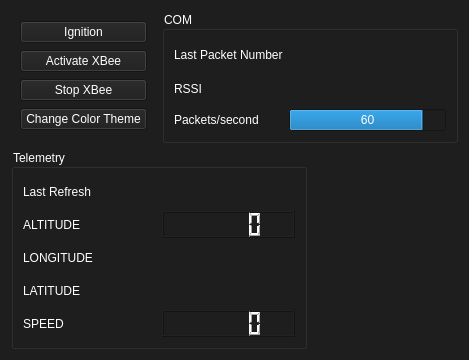
MorgesHAB/ERT2020GS, file UI/ui_file/press_alt.ui: the form before one commit.
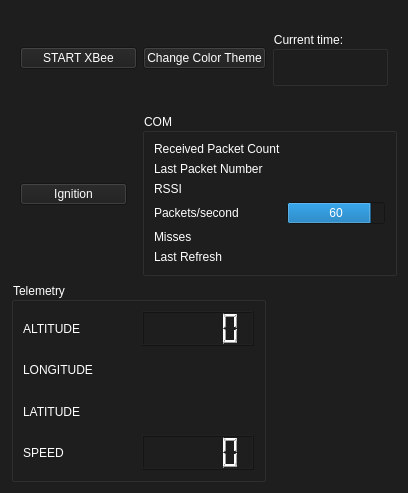
The form after the commit. Icons and pictures are not drawn.

```diff
--- a/UI/ui_file/press_alt.ui
+++ b/UI/ui_file/press_alt.ui
@@ -6,8 +6,8 @@
    <rect>
     <x>0</x>
     <y>0</y>
-    <width>469</width>
-    <height>360</height>
+    <width>408</width>
+    <height>493</height>
    </rect>
   </property>
   <property name="sizePolicy">
@@ -36,7 +36,7 @@
 color: rgb(255, 255, 255);</string>
   </property>
   <layout class="QGridLayout" name="gridLayout">
-   <item row="1" column="1" colspan="2">
+   <item row="2" column="0" colspan="2">
     <widget class="QGroupBox" name="telemetry_box">
      <property name="minimumSize">
       <size>
@@ -48,13 +48,6 @@
       <string>Telemetry</string>
      </property>
      <layout class="QGridLayout" name="gridLayout_3">
-      <item row="0" column="0">
-       <widget class="QLabel" name="last_refresh_label">
-        <property name="text">
-         <string>Last Refresh</string>
-        </property>
-       </widget>
-      </item>
       <item row="1" column="0">
        <widget class="QLabel" name="altitude_label">
         <property name="text">
@@ -92,13 +85,6 @@
         </property>
        </widget>
       </item>
-      <item row="0" column="1">
-       <widget class="QLabel" name="last_refresh_panel">
-        <property name="text">
-         <string/>
-        </property>
-       </widget>
-      </item>
       <item row="2" column="0">
        <widget class="QLabel" name="longitude_label">
         <property name="text">
@@ -123,31 +109,10 @@
      </layout>
     </widget>
    </item>
-   <item row="0" column="1">
+   <item row="1" column="0">
     <widget class="QWidget" name="button_widget" native="true">
      <layout class="QGridLayout" name="gridLayout_2">
       <item row="1" column="0">
-       <widget class="QPushButton" name="xbee_button">
-        <property name="text">
-         <string>Activate XBee</string>
-        </property>
-       </widget>
-      </item>
-      <item row="2" column="0">
-       <widget class="QPushButton" name="stop_xbee">
-        <property name="text">
-         <string>Stop XBee</string>
-        </property>
-       </widget>
-      </item>
-      <item row="3" column="0">
-       <widget class="QPushButton" name="change_theme">
-        <property name="text">
-         <string>Change Color Theme</string>
-        </property>
-       </widget>
-      </item>
-      <item row="0" column="0">
        <widget class="QPushButton" name="ignition_button">
         <property name="text">
          <string>Ignition</string>
@@ -157,27 +122,37 @@
      </layout>
     </widget>
    </item>
-   <item row="0" column="2" colspan="2">
+   <item row="1" column="1" colspan="2">
     <widget class="QGroupBox" name="com_box">
      <property name="title">
       <string>COM</string>
      </property>
      <layout class="QGridLayout" name="gridLayout_4">
-      <item row="0" column="0">
+      <item row="7" column="0">
+       <widget class="QLabel" name="last_refresh_label">
+        <property name="toolTip">
+         <string>&lt;html&gt;&lt;head/&gt;&lt;body&gt;&lt;p&gt;Last packet's timestamp&lt;/p&gt;&lt;/body&gt;&lt;/html&gt;</string>
+        </property>
+        <property name="text">
+         <string>Last Refresh</string>
+        </property>
+       </widget>
+      </item>
+      <item row="2" column="0">
        <widget class="QLabel" name="last_packet_nbr_label">
         <property name="text">
          <string>Last Packet Number</string>
         </property>
        </widget>
       </item>
-      <item row="2" column="0">
+      <item row="4" column="0">
        <widget class="QLabel" name="packets_second_label">
         <property name="text">
          <string>Packets/second</string>
         </property>
        </widget>
       </item>
-      <item row="2" column="1">
+      <item row="4" column="1">
        <widget class="QProgressBar" name="packets_second_bar">
         <property name="styleSheet">
          <string notr="true"/>
@@ -196,31 +171,81 @@
         </property>
        </widget>
       </item>
-      <item row="0" column="1">
+      <item row="2" column="1">
        <widget class="QLabel" name="last_packet_number_panel">
         <property name="text">
          <string/>
         </property>
        </widget>
       </item>
-      <item row="1" column="0">
+      <item row="3" column="0">
        <widget class="QLabel" name="rssi_label">
         <property name="text">
          <string>RSSI</string>
         </property>
        </widget>
       </item>
-      <item row="1" column="1">
+      <item row="3" column="1">
        <widget class="QLabel" name="rssi_panel">
         <property name="text">
          <string/>
         </property>
        </widget>
       </item>
+      <item row="1" column="0">
+       <widget class="QLabel" name="received_pack_cnt_label">
+        <property name="toolTip">
+         <string>&lt;html&gt;&lt;head/&gt;&lt;body&gt;&lt;p&gt;The count of the received packets from the start of the program&lt;/p&gt;&lt;/body&gt;&lt;/html&gt;</string>
+        </property>
+        <property name="text">
+         <string>Received Packet Count</string>
+        </property>
+       </widget>
+      </item>
+      <item row="7" column="1">
+       <widget class="QLabel" name="last_refresh_panel">
+        <property name="toolTip">
+         <string>&lt;html&gt;&lt;head/&gt;&lt;body&gt;&lt;p&gt;Last packet's timestamp&lt;/p&gt;&lt;/body&gt;&lt;/html&gt;</string>
+        </property>
+        <property name="text">
+         <string/>
+        </property>
+       </widget>
+      </item>
+      <item row="1" column="1">
+       <widget class="QLabel" name="received_pack_cnt_label_2">
+        <property name="toolTip">
+         <string>&lt;html&gt;&lt;head/&gt;&lt;body&gt;&lt;p&gt;The count of the received packets from the start of the program&lt;/p&gt;&lt;/body&gt;&lt;/html&gt;</string>
+        </property>
+        <property name="text">
+         <string/>
+        </property>
+       </widget>
+      </item>
+      <item row="6" column="0">
+       <widget class="QLabel" name="miss_label">
+        <property name="toolTip">
+         <string>&lt;html&gt;&lt;head/&gt;&lt;body&gt;&lt;p&gt;Lost packets in last 5 seconds&lt;/p&gt;&lt;/body&gt;&lt;/html&gt;</string>
+        </property>
+        <property name="text">
+         <string>Misses</string>
+        </property>
+       </widget>
+      </item>
+      <item row="6" column="1">
+       <widget class="QLabel" name="miss_panel">
+        <property name="toolTip">
+         <string>&lt;html&gt;&lt;head/&gt;&lt;body&gt;&lt;p&gt;Lost packets in last 5 seconds&lt;/p&gt;&lt;/body&gt;&lt;/html&gt;</string>
+        </property>
+        <property name="text">
+         <string/>
+        </property>
+       </widget>
+      </item>
      </layout>
     </widget>
    </item>
-   <item row="1" column="3">
+   <item row="2" column="2">
     <widget class="QLabel" name="logo">
      <property name="styleSheet">
       <string notr="true">image: url(:/image.png);</string>
@@ -230,6 +255,45 @@
      </property>
     </widget>
    </item>
+   <item row="0" column="0" colspan="3">
+    <widget class="QWidget" name="widget" native="true">
+     <layout class="QGridLayout" name="gridLayout_5">
+      <item row="0" column="2">
+       <widget class="QGroupBox" name="time_box">
+        <property name="title">
+         <string>Current time:</string>
+        </property>
+        <layout class="QGridLayout" name="gridLayout_6">
+         <item row="0" column="0">
+          <widget class="QLabel" name="time_panel">
+           <property name="text">
+            <string/>
+           </property>
+           <property name="alignment">
+            <set>Qt::AlignRight|Qt::AlignTrailing|Qt::AlignVCenter</set>
+           </property>
+          </widget>
+         </item>
+        </layout>
+       </widget>
+      </item>
+      <item row="0" column="0">
+       <widget class="QPushButton" name="xbee_button">
+        <property name="text">
+         <string>START XBee</string>
+        </property>
+       </widget>
+      </item>
+      <item row="0" column="1">
+       <widget class="QPushButton" name="change_theme">
+        <property name="text">
+         <string>Change Color Theme</string>
+        </property>
+       </widget>
+      </item>
+     </layout>
+    </widget>
+   </item>
   </layout>
  </widget>
  <resources>
```
Left out of the diff: 15 changed lines with no effect on the pictures.
